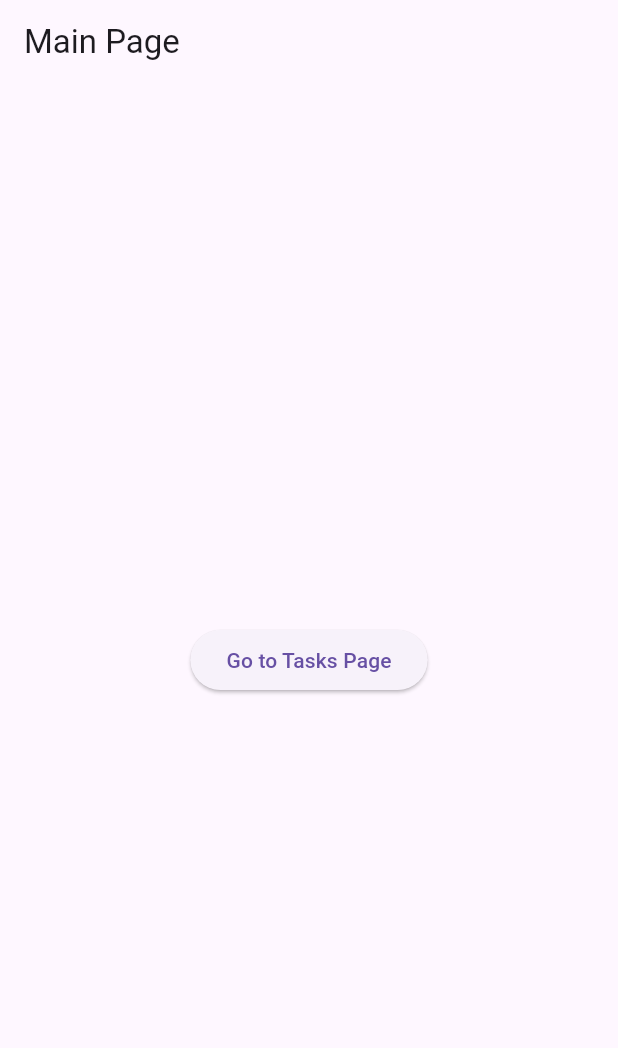
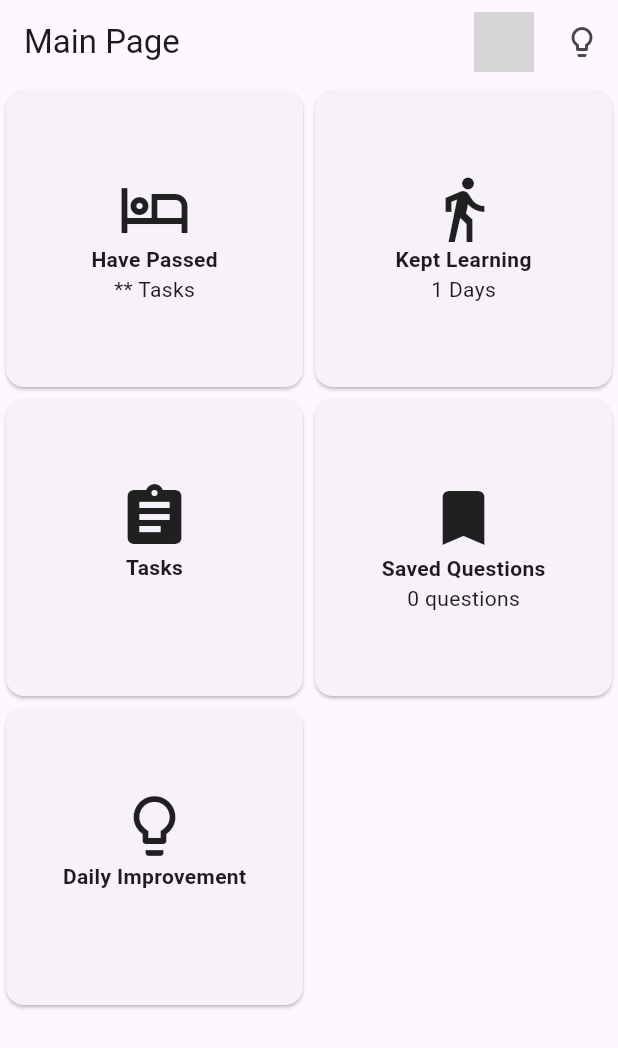
Before and after one commit to Manoutofpower/essay_scorer, a Flutter app: the MainPage screen opened directly, on a phone screen of 412 x 824 dp. Shown: the top 1048 px of the screen. Run offline on Flutter 3.47's test engine with Material 3 defaults, Android fonts, the phone set to English and light mode, and no system bars; our stand-ins replace dio; grey boxes are pictures that could not be loaded.

Commit message:
SSSCRRX-14 SSSCRRX-15 Basic Design

```diff
--- a/lib/Pages/mainpage.dart
+++ b/lib/Pages/mainpage.dart
@@ -1,4 +1,5 @@
 import 'package:flutter/material.dart';
+import 'userpage.dart';
 import 'taskspage.dart';
 
 class MainPage extends StatelessWidget {
@@ -8,17 +9,45 @@ class MainPage extends StatelessWidget {
       appBar: AppBar(
         title: Text('Main Page'),
         automaticallyImplyLeading: false,
+        actions: <Widget>[
+          IconButton(
+            icon: CircleAvatar(
+              backgroundImage: AssetImage('assets/fanta.jpg'),
+            ),
+            onPressed: () => Navigator.push(context, MaterialPageRoute(builder: (context) => UserPage())),
+          ),
+          IconButton(
+            icon: Icon(Icons.lightbulb_outline),
+            onPressed: () {},
+            tooltip: 'Get Suggestions',
+          ),
+        ],
       ),
-      body: SafeArea(
+      body: GridView.count(
+        crossAxisCount: 2,
+        children: <Widget>[
+          _buildCard('Have Passed', '** Tasks', Icons.hotel_outlined, context),
+          _buildCard('Kept Learning', '1 Days', Icons.directions_walk_outlined, context),
+          _buildCard('Tasks', '', Icons.assignment, context, onTap: () => Navigator.push(context, MaterialPageRoute(builder: (context) => TasksPage()))),
+          _buildCard('Saved Questions', '0 questions', Icons.bookmark, context),
+          _buildCard('Daily Improvement', '', Icons.lightbulb_outline, context),
+        ],
+      ),
+    );
+  }
+
+  Widget _buildCard(String title, String data, IconData icon, BuildContext context, {VoidCallback? onTap}) {
+    return GestureDetector(
+      onTap: onTap,
+      child: Card(
         child: Center(
-          child: ElevatedButton(
-            onPressed: () {
-              Navigator.push(
-                context,
-                MaterialPageRoute(builder: (context) => TasksPage()),
-              );
-            },
-            child: Text('Go to Tasks Page'),
+          child: Column(
+            mainAxisAlignment: MainAxisAlignment.center,
+            children: [
+              Icon(icon, size: 48),
+              Text(title, style: TextStyle(fontWeight: FontWeight.bold)),
+              Text(data),
+            ],
           ),
         ),
       ),
```
